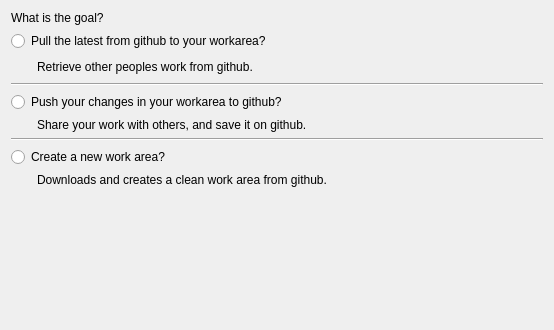
Old version of the form Ui/SelectGoal.ui in the repository towel42-com/EZGit.
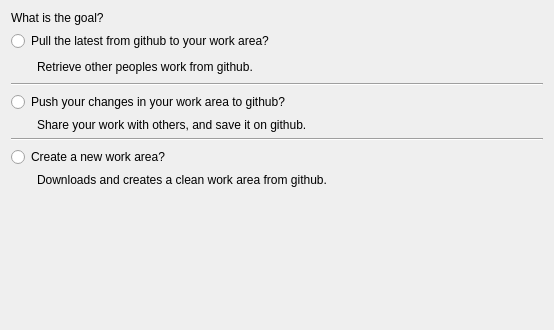
New version of the form.

```diff
--- a/Ui/SelectGoal.ui
+++ b/Ui/SelectGoal.ui
@@ -20,7 +20,7 @@
    <item row="4" column="0" colspan="2">
     <widget class="QRadioButton" name="push">
      <property name="text">
-      <string>Push your changes in your workarea to github?</string>
+      <string>Push your changes in your work area to github?</string>
      </property>
     </widget>
    </item>
@@ -53,7 +53,7 @@
    <item row="1" column="0" colspan="2">
     <widget class="QRadioButton" name="pull">
      <property name="text">
-      <string>Pull the latest from github to your workarea?</string>
+      <string>Pull the latest from github to your work area?</string>
      </property>
     </widget>
    </item>
```
